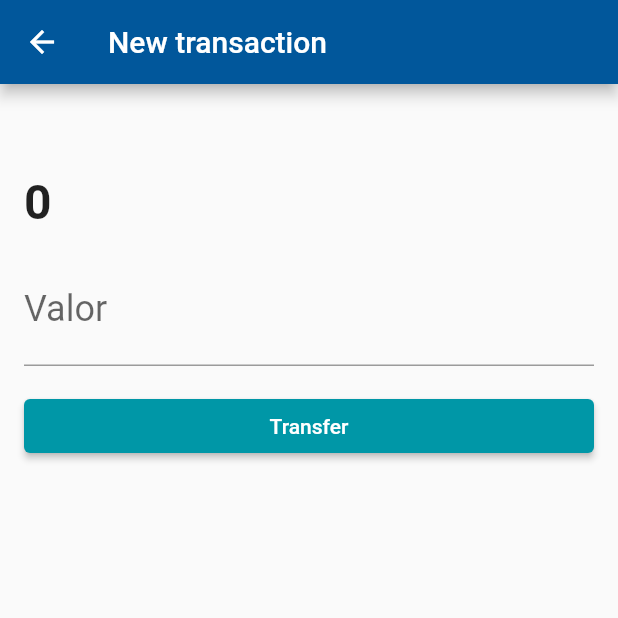
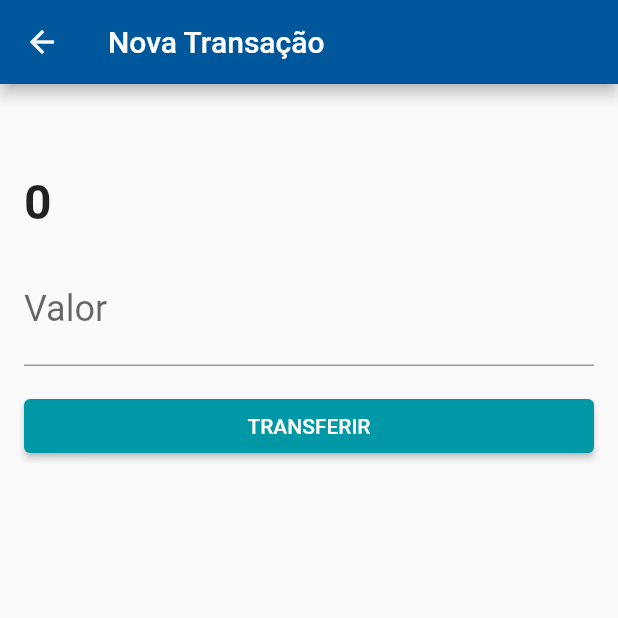
Before and after one commit to DavidCarrilho/appbank, a Flutter app: the TransactionForm screen opened directly with empty values, on a phone screen of 412 x 824 dp, the top half of it. Run offline on Flutter 3.47's test engine with Material 2 defaults, Android fonts, the phone set to English and light mode, and no system bars; our stand-ins replace sqflite; missing offline and left inert: http_interceptor; accounts and stored records are empty.

```diff
--- a/lib/screens/transaction_form.dart
+++ b/lib/screens/transaction_form.dart
@@ -1,4 +1,4 @@
-import 'package:appbank/http/webclient.dart';
+import 'package:appbank/http/webclients/transactions_webclient.dart';
 import 'package:appbank/models/contact.dart';
 import 'package:appbank/models/transaction.dart';
 import 'package:flutter/material.dart';
@@ -14,12 +14,13 @@ class TransactionForm extends StatefulWidget {
 
 class _TransactionFormState extends State<TransactionForm> {
   final TextEditingController _valueController = TextEditingController();
+  final TransactionWebClient _webClient = TransactionWebClient();
 
   @override
   Widget build(BuildContext context) {
     return Scaffold(
       appBar: AppBar(
-        title: Text('New transaction'),
+        title: Text('Nova Transação'),
       ),
       body: SingleChildScrollView(
         child: Padding(
@@ -57,10 +58,10 @@ class _TransactionFormState extends State<TransactionForm> {
                 child: SizedBox(
                   width: double.maxFinite,
                   child: RaisedButton(
-                    child: Text('Transfer'), onPressed: () {
+                    child: Text('TRANSFERIR'), onPressed: () {
                       final double value = double.tryParse(_valueController.text);
                       final transactionCreated = Transaction(value, widget.contact);
-                      save(transactionCreated).then((transaction) {
+                      _webClient.save(transactionCreated).then((transaction) {
                        if(transaction != null){
                          Navigator.pop(context);
                        }
```
Also changed, not shown: lib/http/interceptors/logging_interceptor.dart (added, +25 -0 lines), lib/http/webclient.dart (+1 -71 lines), lib/http/webclients/transactions_webclient.dart (added, +68 -0 lines), lib/screens/transactions_list.dart (+9 -4 lines).
